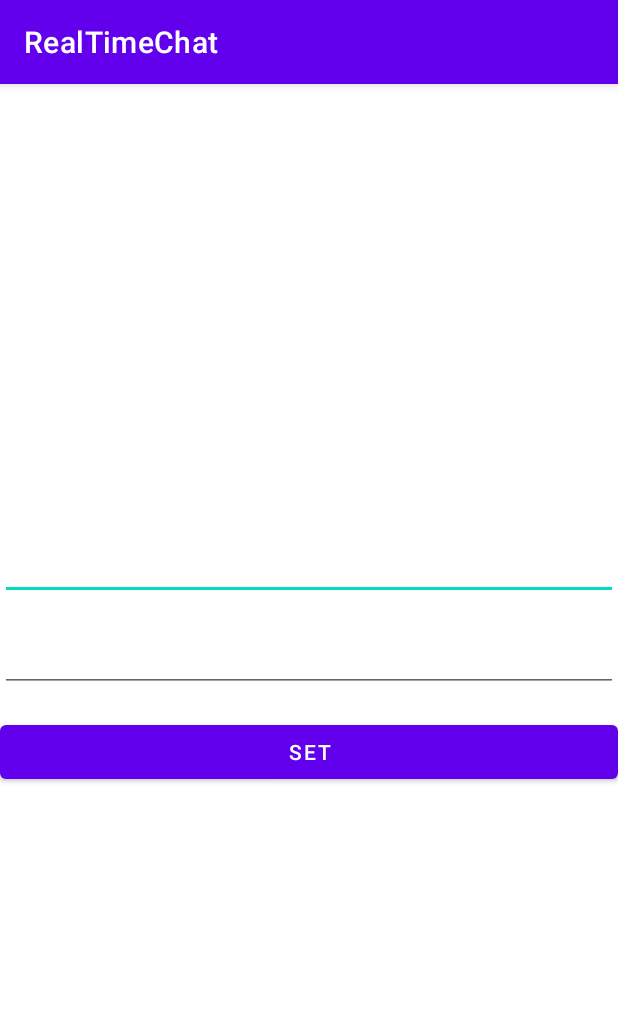
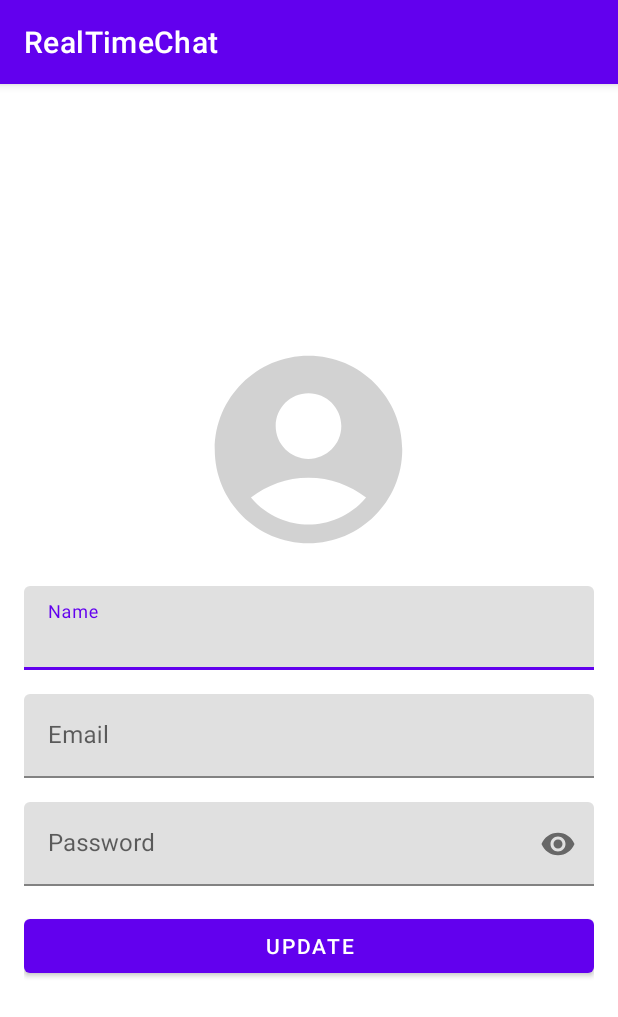
Before and after one commit to lwinlwincho/RealTimeChat, an Android app: the screen it shows after launch once a user with an empty profile is signed in (OneActivity before the commit, ProfileActivity after it), after a tap on an icon or button, on a phone screen of 412 x 824 dp. Shown: the top 1017 px of the screen. Run offline under Robolectric (Android 15) with nearby library versions, the phone set to English and light mode, and no system bars; our stand-ins replace Firebase (no records; nobody signed in at launch, a user with empty details on screens opened directly).

Commit message:
explore: read data from firestore database.

```diff
--- a/app/src/main/AndroidManifest.xml
+++ b/app/src/main/AndroidManifest.xml
@@ -26,7 +26,7 @@
             </intent-filter>
         </activity>
 
-        <activity android:name=".OneActivity"/>
+        <activity android:name=".userprofile.ProfileActivity"/>
         <activity android:name=".login.LoginActivity"/>
         <activity android:name=".register.RegisterActivity"/>
         <activity android:name=".detail.DetailActivity"/>
--- a/app/src/main/java/com/llc/realtimechat/MainActivity.kt
+++ b/app/src/main/java/com/llc/realtimechat/MainActivity.kt
@@ -3,6 +3,7 @@ package com.llc.realtimechat
 import android.content.Intent
 import androidx.appcompat.app.AppCompatActivity
 import android.os.Bundle
+import android.util.Log
 import android.view.Menu
 import android.view.MenuItem
 import androidx.activity.viewModels
@@ -15,6 +16,7 @@ import com.llc.realtimechat.databinding.ActivityMainBinding
 import com.llc.realtimechat.detail.DetailActivity
 import com.llc.realtimechat.login.LoginActivity
 import com.llc.realtimechat.model.Chat
+import com.llc.realtimechat.userprofile.ProfileActivity
 
 class MainActivity : AppCompatActivity(),OnItemClickListener{
 
@@ -57,7 +59,7 @@ class MainActivity : AppCompatActivity(),OnItemClickListener{
         }
 
         binding.imvProfile.setOnClickListener{
-            val intent=Intent(this,OneActivity::class.java)
+            val intent=Intent(this, ProfileActivity::class.java)
             startActivity(intent)
         }
 
--- a/app/src/main/java/com/llc/realtimechat/OneActivity.kt
+++ /dev/null
@@ -1,45 +0,0 @@
-package com.llc.realtimechat
-
-import android.content.Intent
-import android.os.Bundle
-import android.widget.Toast
-import androidx.activity.viewModels
-import androidx.appcompat.app.AppCompatActivity
-import com.llc.realtimechat.databinding.ActivityMainBinding
-import com.llc.realtimechat.databinding.OneActivityBinding
-import com.llc.realtimechat.register.RegisterViewEvent
-
-class OneActivity: AppCompatActivity() {
-
-    private lateinit var binding: OneActivityBinding
-
-    private val viewModel:OneViewModel by viewModels()
-
-    override fun onCreate(savedInstanceState: Bundle?) {
-        super.onCreate(savedInstanceState)
-        binding = OneActivityBinding.inflate(layoutInflater)
-        setContentView(binding.root)
-
-        binding.btnset.setOnClickListener {
-            val userName = binding.etName.text.toString()
-            val phone = binding.etPhone.text.toString()
-
-            viewModel.upload(userName, phone)
-        }
-
-        viewModel.oneViewEventLiveData.observe(this) { event ->
-            when (event) {
-                is OneViewEvent.Success -> {
-                    Toast.makeText(this, event.message, Toast.LENGTH_SHORT).show()
-                }
-
-                is OneViewEvent.Error -> {
-                    Toast.makeText(this, event.message, Toast.LENGTH_SHORT).show()
-                }
-                else -> {}
-            }
-
-        }
-
-    }
-}
--- a/app/src/main/java/com/llc/realtimechat/detail/DetailActivity.kt
+++ b/app/src/main/java/com/llc/realtimechat/detail/DetailActivity.kt
@@ -21,7 +21,6 @@ class DetailActivity : AppCompatActivity() {
 
         binding.txtEtSender.setText(intent.getStringExtra("sender"))
         binding.txtEtMessage.setText(intent.getStringExtra("message"))
-
 
         binding.btnUpdate.setOnClickListener {
 
@@ -60,5 +59,4 @@ class DetailActivity : AppCompatActivity() {
         }
 
     }
-
 }
--- a/app/src/main/java/com/llc/realtimechat/register/RegisterActivity.kt
+++ b/app/src/main/java/com/llc/realtimechat/register/RegisterActivity.kt
@@ -32,6 +32,7 @@ class RegisterActivity : AppCompatActivity() {
         viewModel.registerViewEventLiveData.observe(this) { event ->
             when (event) {
                 is RegisterViewEvent.Loading -> binding.progressBar.visibility = View.VISIBLE
+
                 is RegisterViewEvent.Success -> {
                     binding.progressBar.visibility = View.INVISIBLE
                     val intent = Intent(this, MainActivity::class.java)
@@ -56,7 +57,8 @@ class RegisterActivity : AppCompatActivity() {
             val passwordAgain = binding.txtEtPasswordAgain.text.toString()
 
             if (
-                filePath != null && userName.isNotBlank()
+                filePath != null
+                && userName.isNotBlank()
                 && email.isNotBlank()
                 && password.isNotBlank()
                 && password == passwordAgain
--- /dev/null
+++ b/app/src/main/java/com/llc/realtimechat/userprofile/ProfileActivity.kt
@@ -0,0 +1,63 @@
+package com.llc.realtimechat.userprofile
+
+import android.os.Bundle
+import android.util.Log
+import androidx.activity.viewModels
+import androidx.appcompat.app.AppCompatActivity
+import com.google.firebase.auth.FirebaseAuth
+import com.google.firebase.firestore.ktx.firestore
+import com.google.firebase.ktx.Firebase
+import com.llc.realtimechat.databinding.ProfileActivityBinding
+
+class ProfileActivity : AppCompatActivity() {
+
+    private lateinit var binding: ProfileActivityBinding
+
+    private val viewModel: ProfileViewModel by viewModels()
+
+    private val db = Firebase.firestore
+
+    override fun onCreate(savedInstanceState: Bundle?) {
+        super.onCreate(savedInstanceState)
+        binding = ProfileActivityBinding.inflate(layoutInflater)
+        setContentView(binding.root)
+
+        val userEmail = FirebaseAuth.getInstance().currentUser!!.email
+
+        db.collection("user").whereEqualTo("email", userEmail).get()
+            .addOnSuccessListener { document ->
+                if (document != null) {
+
+                    for (document in document) {
+
+                        binding.txtEtName.setText(document.data["userName"].toString())
+                        binding.txtEtEmail.setText(document.data["email"].toString())
+                        binding.txtEtPassword.setText(document.data["password"].toString())
+
+                        Log.d("TAG", "${document.id}=>${document.data["email"]}")
+                        Log.d("TAG", "$userEmail")
+                    }
+                } else {
+                    Log.d("TAG", "No such document")
+                }
+            }
+            .addOnFailureListener { exception ->
+                Log.d("TAG", "get failed with ", exception)
+            }
+
+        /*viewModel.oneViewEventLiveData.observe(this) { event ->
+            when (event) {
+                is ProfileViewEvent.Success -> {
+                    Toast.makeText(this, event.message, Toast.LENGTH_SHORT).show()
+                }
+
+                is ProfileViewEvent.Error -> {
+                    Toast.makeText(this, event.message, Toast.LENGTH_SHORT).show()
+                }
+                else -> {}
+            }
+
+        }*/
+
+    }
+}
--- a/app/src/main/res/layout/one_activity.xml
+++ /dev/null
@@ -1,28 +0,0 @@
-<?xml version="1.0" encoding="utf-8"?>
-<LinearLayout xmlns:android="http://schemas.android.com/apk/res/android"
-    xmlns:tools="http://schemas.android.com/tools"
-    android:layout_width="match_parent"
-    android:layout_height="match_parent"
-    android:orientation="vertical"
-    android:gravity="center">
-
-    <EditText
-        android:id="@+id/etName"
-        android:layout_width="match_parent"
-        android:layout_height="wrap_content"
-        android:layout_marginBottom="16dp"
-        android:inputType="text"/>
-
-    <EditText
-        android:id="@+id/etPhone"
-        android:layout_width="match_parent"
-        android:layout_height="wrap_content"
-        android:layout_marginBottom="16dp"
-        android:inputType="phone"/>
-
-    <Button
-        android:id="@+id/btnset"
-        android:layout_width="match_parent"
-        android:layout_height="wrap_content"
-        android:text="Set"/>
-</LinearLayout>
--- /dev/null
+++ b/app/src/main/res/layout/profile_activity.xml
@@ -0,0 +1,82 @@
+<?xml version="1.0" encoding="utf-8"?>
+<RelativeLayout xmlns:android="http://schemas.android.com/apk/res/android"
+    xmlns:app="http://schemas.android.com/apk/res-auto"
+    android:layout_width="match_parent"
+    android:layout_height="match_parent"
+    android:padding="@dimen/margin_normal">
+
+    <LinearLayout
+        android:layout_width="match_parent"
+        android:layout_height="wrap_content"
+        android:layout_centerVertical="true"
+        android:orientation="vertical">
+
+        <ImageView
+            android:id="@+id/imvProfile"
+            android:layout_width="150dp"
+            android:layout_height="150dp"
+            android:layout_gravity="center"
+            android:src="@drawable/ic_baseline_account_circle_24" />
+
+        <com.google.android.material.textfield.TextInputLayout
+            android:id="@+id/txtInputName"
+            android:layout_width="match_parent"
+            android:layout_height="wrap_content"
+            android:layout_marginTop="@dimen/margin_normal"
+            app:hintEnabled="true">
+
+            <com.google.android.material.textfield.TextInputEditText
+                android:id="@+id/txtEtName"
+                android:layout_width="match_parent"
+                android:layout_height="wrap_content"
+                android:hint="Name"
+                android:inputType="text" />
+        </com.google.android.material.textfield.TextInputLayout>
+
+        <com.google.android.material.textfield.TextInputLayout
+            android:id="@+id/txtInputEmail"
+            android:layout_width="match_parent"
+            android:layout_height="wrap_content"
+            android:layout_marginTop="@dimen/margin_normal"
+            app:hintEnabled="true">
+
+            <com.google.android.material.textfield.TextInputEditText
+                android:id="@+id/txtEtEmail"
+                android:layout_width="match_parent"
+                android:layout_height="wrap_content"
+                android:hint="Email"
+                android:inputType="textEmailAddress" />
+        </com.google.android.material.textfield.TextInputLayout>
+
+        <com.google.android.material.textfield.TextInputLayout
+            android:id="@+id/txtInputPassword"
+            android:layout_width="match_parent"
+            android:layout_height="wrap_content"
+            android:layout_marginTop="@dimen/margin_normal"
+            app:endIconMode="password_toggle"
+            app:hintEnabled="true">
+
+            <com.google.android.material.textfield.TextInputEditText
+                android:id="@+id/txtEtPassword"
+                android:layout_width="match_parent"
+                android:layout_height="wrap_content"
+                android:hint="Password"
+                android:inputType="textPassword" />
+        </com.google.android.material.textfield.TextInputLayout>
+
+        <com.google.android.material.button.MaterialButton
+            android:id="@+id/btn_update"
+            android:layout_width="match_parent"
+            android:layout_height="wrap_content"
+            android:layout_marginTop="@dimen/margin_normal"
+            android:text="@string/action_update" />
+
+    </LinearLayout>
+
+    <ProgressBar
+        android:id="@+id/progressBar"
+        android:layout_width="wrap_content"
+        android:layout_height="wrap_content"
+        android:layout_centerInParent="true"
+        android:visibility="gone" />
+</RelativeLayout>
```
Also changed, not shown: app/src/main/java/com/llc/realtimechat/OneViewModel.kt (deleted, +0 -37 lines), app/src/main/java/com/llc/realtimechat/register/RegisterViewModel.kt (+10 -12 lines), app/src/main/java/com/llc/realtimechat/userprofile/ProfileViewModel.kt (added, +41 -0 lines).
